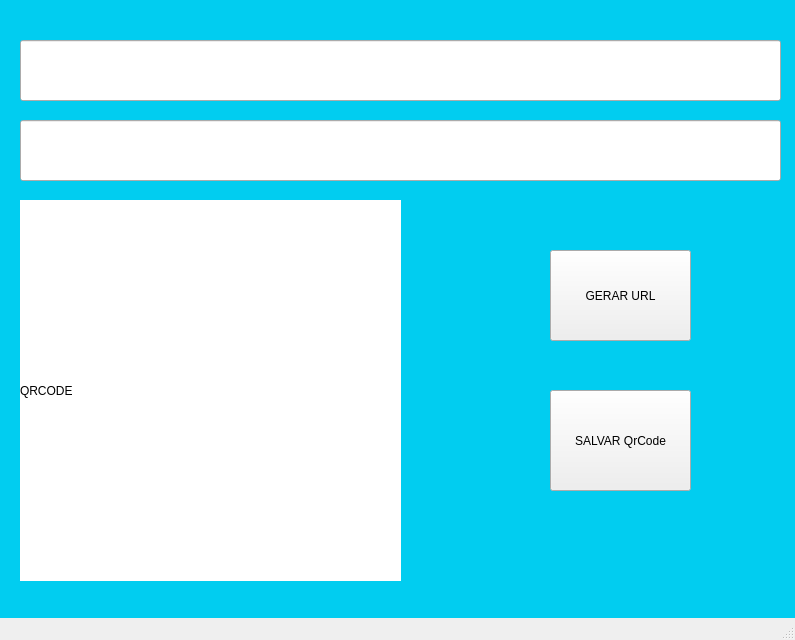
nickzin-art/QrCode-Builder, file GEAR_URL.ui: the form before one commit.
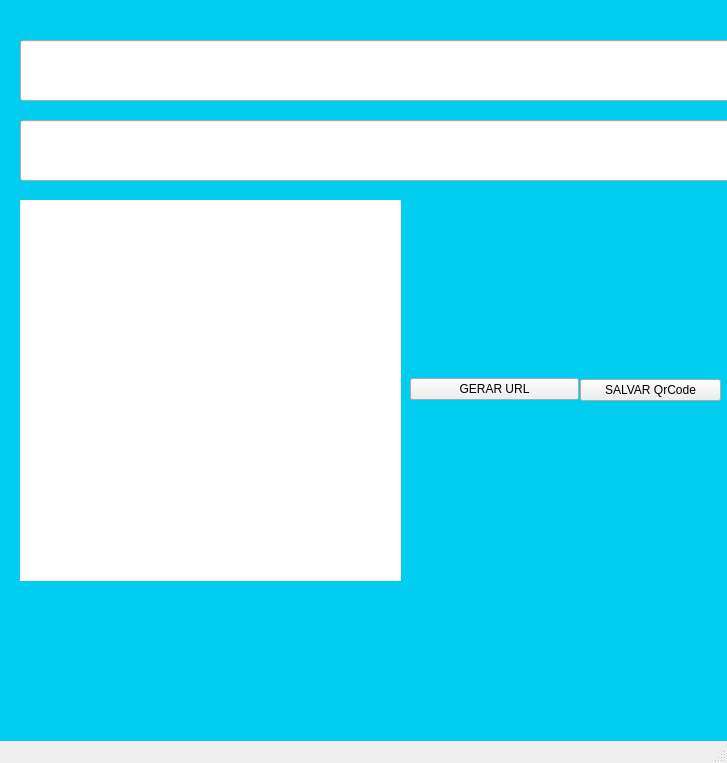
The form after the commit.

```diff
--- a/GEAR_URL.ui
+++ b/GEAR_URL.ui
@@ -2,12 +2,15 @@
 <ui version="4.0">
  <class>MainWindow</class>
  <widget class="QMainWindow" name="MainWindow">
+  <property name="enabled">
+   <bool>true</bool>
+  </property>
   <property name="geometry">
    <rect>
     <x>0</x>
     <y>0</y>
-    <width>795</width>
-    <height>640</height>
+    <width>727</width>
+    <height>763</height>
    </rect>
   </property>
   <property name="sizePolicy">
@@ -25,42 +28,30 @@
 background-color: #01CDF0;
 }</string>
    </property>
-   <widget class="QPushButton" name="btn_gear">
-    <property name="geometry">
-     <rect>
-      <x>550</x>
-      <y>250</y>
-      <width>141</width>
-      <height>91</height>
-     </rect>
-    </property>
-    <property name="text">
-     <string>GERAR URL</string>
-    </property>
-   </widget>
-   <widget class="QPushButton" name="btn_save">
-    <property name="geometry">
-     <rect>
-      <x>550</x>
-      <y>390</y>
-      <width>141</width>
-      <height>101</height>
-     </rect>
-    </property>
-    <property name="text">
-     <string>SALVAR QrCode</string>
-    </property>
-   </widget>
    <widget class="QWidget" name="verticalLayoutWidget">
     <property name="geometry">
      <rect>
-      <x>550</x>
+      <x>580</x>
       <y>200</y>
       <width>141</width>
       <height>381</height>
      </rect>
     </property>
-    <layout class="QVBoxLayout" name="verticalLayout"/>
+    <layout class="QVBoxLayout" name="verticalLayout">
+     <item>
+      <widget class="QPushButton" name="btn_save">
+       <property name="enabled">
+        <bool>true</bool>
+       </property>
+       <property name="mouseTracking">
+        <bool>false</bool>
+       </property>
+       <property name="text">
+        <string>SALVAR QrCode</string>
+       </property>
+      </widget>
+     </item>
+    </layout>
    </widget>
    <widget class="QLabel" name="qrcode">
     <property name="geometry">
@@ -81,17 +72,10 @@
 }</string>
     </property>
     <property name="text">
-     <string>QRCODE</string>
+     <string/>
     </property>
-   </widget>
-   <widget class="QWidget" name="horizontalLayoutWidget">
-    <property name="geometry">
-     <rect>
-      <x>19</x>
-      <y>200</y>
-      <width>761</width>
-      <height>381</height>
-     </rect>
+    <property name="scaledContents">
+     <bool>true</bool>
     </property>
     <layout class="QHBoxLayout" name="horizontalLayout"/>
    </widget>
@@ -126,6 +110,31 @@
      </rect>
     </property>
    </widget>
+   <widget class="QWidget" name="horizontalLayoutWidget">
+    <property name="geometry">
+     <rect>
+      <x>410</x>
+      <y>200</y>
+      <width>169</width>
+      <height>379</height>
+     </rect>
+    </property>
+    <layout class="QHBoxLayout" name="horizontalLayout">
+     <item>
+      <widget class="QPushButton" name="btn_gear">
+       <property name="enabled">
+        <bool>true</bool>
+       </property>
+       <property name="mouseTracking">
+        <bool>false</bool>
+       </property>
+       <property name="text">
+        <string>GERAR URL</string>
+       </property>
+      </widget>
+     </item>
+    </layout>
+   </widget>
   </widget>
   <widget class="QMenuBar" name="menubar">
    <property name="geometry">
```
Left out of the diff: 35 changed lines with no effect on the pictures.
